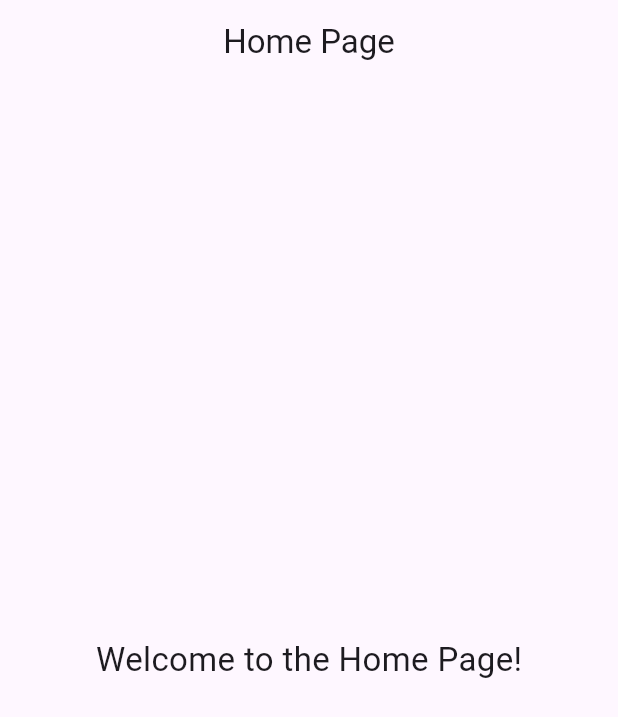
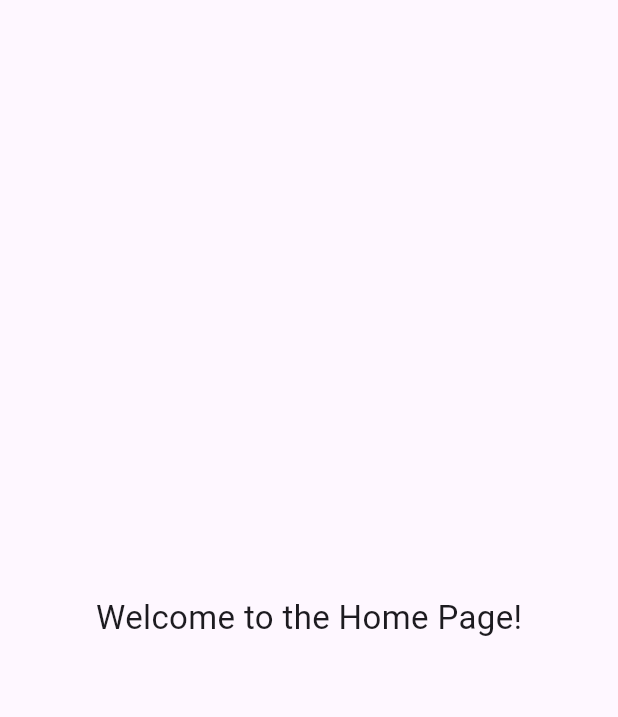
Before and after one commit to mohanyogi00009/mnm, a Flutter app: the HomePage screen opened directly, on a phone screen of 412 x 824 dp. Shown: the top 717 px of the screen. Run offline on Flutter 3.47's test engine with Material 3 defaults, Android fonts, the phone set to English and light mode, and no system bars.

Commit message:
next page

```diff
--- a/lib/home_page.dart
+++ b/lib/home_page.dart
@@ -5,10 +5,6 @@ class HomePage extends StatelessWidget {
   @override
   Widget build(BuildContext context) {
     return Scaffold(
-      appBar: AppBar(
-        title: const Text('Home Page'),
-        centerTitle: true,
-      ),
       body: const Center(
         child: Text(
           'Welcome to the Home Page!',
```
Also changed, not shown: lib/login_page.dart (added, +34 -0 lines), lib/main.dart (+2 -20 lines).
